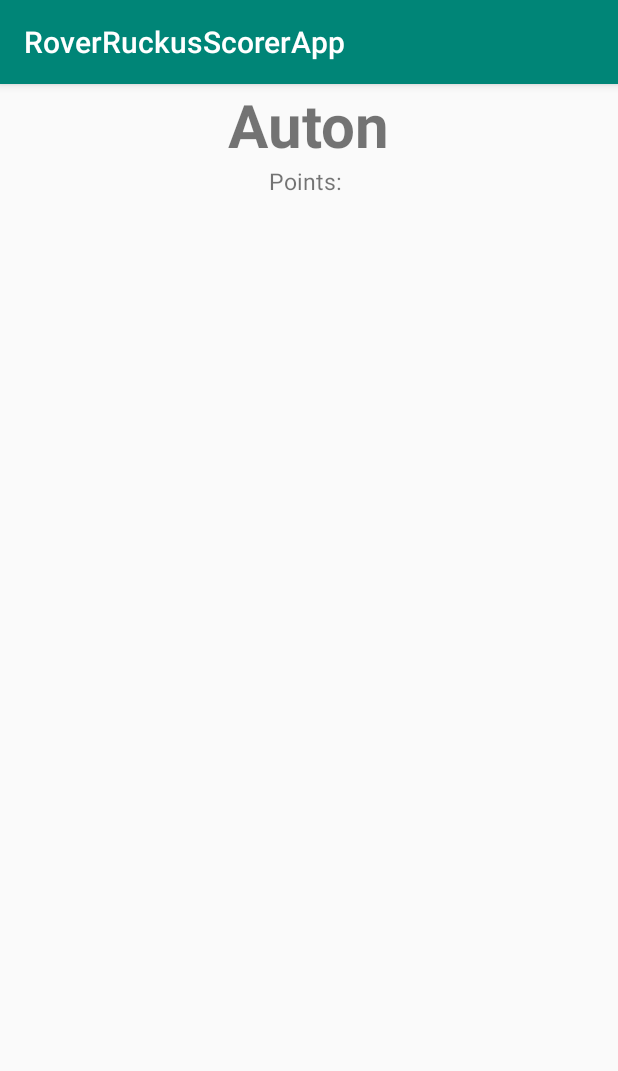
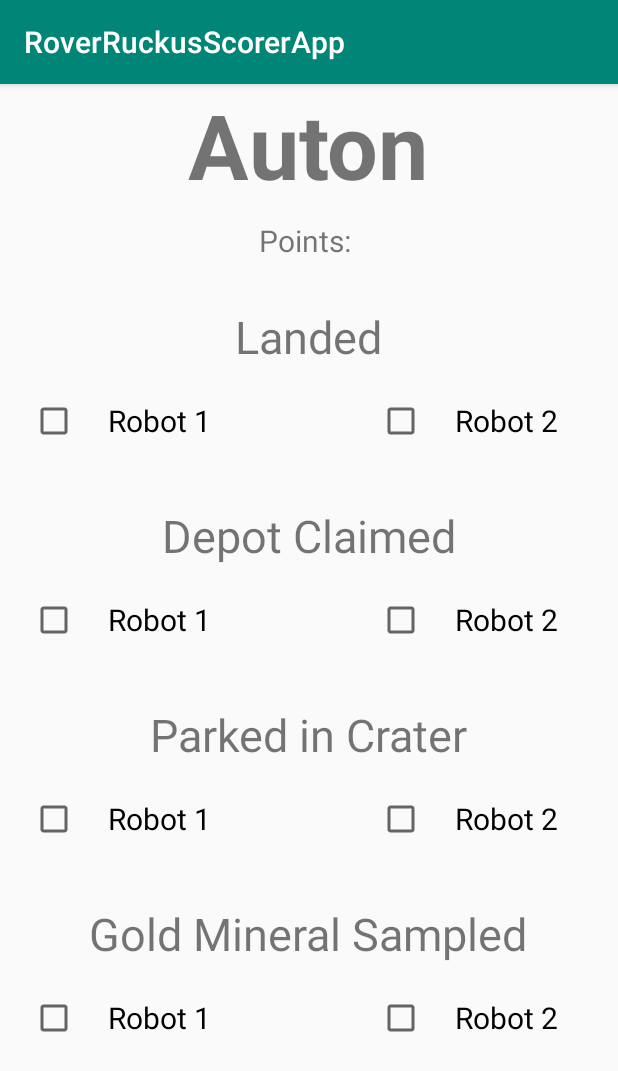
Before and after one commit to ethanpang1138/RoverRuckusScorer, an Android app: the screen it shows after launch (AutonScoringActivity), after a tap on "AUTON SCORING", on a phone screen of 412 x 824 dp. Shown: the top 1071 px of the screen. Run offline under Robolectric (Android 15) with nearby library versions, the phone set to English and light mode, and no system bars.

Commit message:
basic formatting for scoring activity

```diff
--- a/app/src/main/java/com/ethanp1138/roverruckusscorerapp/AutonScoringActivity.java
+++ b/app/src/main/java/com/ethanp1138/roverruckusscorerapp/AutonScoringActivity.java
@@ -2,11 +2,13 @@ package com.ethanp1138.roverruckusscorerapp;
 
 import android.support.v7.app.AppCompatActivity;
 import android.os.Bundle;
+import android.view.View;
 import android.widget.LinearLayout;
+import android.widget.TextView;
 
 public class AutonScoringActivity extends AppCompatActivity {
 
-    private static final String[] SCORINGACHIEVEMENTS = {"Landed", "Depot Claimed", "Parked in Crater", "Gold Mineral Sampled"};
+    private static String[] SCORINGACHIEVEMENTS = {"Landed", "Depot Claimed", "Parked in Crater", "Gold Mineral Sampled"};
 
     @Override
     protected void onCreate(Bundle savedInstanceState) {
@@ -16,6 +18,7 @@ public class AutonScoringActivity extends AppCompatActivity {
         //get layout of the scoring activity
         LinearLayout layout = findViewById(R.id.activity_auton_scoring);
 
+
         //create a label and two checkboxes for each scoring achievement
         for(String achievement : SCORINGACHIEVEMENTS){
             addScoringAchievement(achievement, layout);
@@ -24,5 +27,14 @@ public class AutonScoringActivity extends AppCompatActivity {
 
     private void addScoringAchievement(String achievement, LinearLayout layout){
 
+        //set up scoring to screen wih the scoring_achievement.xml
+        View scoring = getLayoutInflater().inflate(R.layout.scoring_achievement,null);
+
+        //get widget with id to change label text
+        TextView tv = scoring.findViewById(R.id.scoring_text);
+        tv.setText(achievement);
+
+        //add widget to layout
+        layout.addView(scoring);
     }
 }
--- a/app/src/main/res/layout/activity_auton_scoring.xml
+++ b/app/src/main/res/layout/activity_auton_scoring.xml
@@ -12,7 +12,8 @@
         android:layout_width="wrap_content"
         android:layout_height="wrap_content"
         android:layout_gravity="center|top"
-        android:textSize="40sp"
+        android:layout_marginBottom="10sp"
+        android:textSize="60sp"
         android:textStyle="bold"
         android:text="Auton"/>
 
@@ -20,7 +21,8 @@
         android:layout_width="wrap_content"
         android:layout_height="wrap_content"
         android:layout_gravity="center"
-        android:textSize="15sp"
+        android:layout_marginBottom="30sp"
+        android:textSize="20sp"
         android:text="Points: "/>
 
 </LinearLayout>
--- a/app/src/main/res/layout/scoring_achievement.xml
+++ b/app/src/main/res/layout/scoring_achievement.xml
@@ -3,26 +3,46 @@
     xmlns:android="http://schemas.android.com/apk/res/android"
     android:layout_width="match_parent"
     android:layout_height="match_parent"
-    android:orientation="horizontal">
+    android:orientation="vertical"
+    android:layout_marginBottom="50sp">
 
     <TextView
+        android:id="@+id/scoring_text"
         android:layout_width="wrap_content"
         android:layout_height="wrap_content"
-        android:textSize="20sp"
+        android:layout_gravity="center"
+        android:layout_marginBottom="20sp"
+        android:textSize="30sp"
         android:text="Landed" />
 
-    <CheckBox
-        android:layout_width="wrap_content"
+    <RelativeLayout
+        android:layout_width="match_parent"
         android:layout_height="wrap_content"
-        android:layout_marginLeft="30sp"
-        android:textSize="20sp"
-        android:text="Robot 1"/>
+        android:orientation="horizontal"
+        android:layout_gravity="center"
+        android:layout_marginBottom="40sp">
 
-    <CheckBox
-        android:layout_width="wrap_content"
-        android:layout_height="wrap_content"
-        android:layout_marginLeft="30sp"
-        android:textSize="20sp"
-        android:text="Robot 2"/>
+        <CheckBox
+            android:id="@+id/robot1_checkbox"
+            android:layout_width="wrap_content"
+            android:layout_height="wrap_content"
+            android:paddingHorizontal="20sp"
+            android:layout_marginLeft="20sp"
+            android:layout_alignParentLeft="true"
+            android:text="Robot 1"
+            android:textSize="20sp" />
+
+        <CheckBox
+            android:id="@+id/robot2_checkbox"
+            android:layout_width="wrap_content"
+            android:layout_height="wrap_content"
+            android:paddingHorizontal="20sp"
+            android:layout_marginRight="20sp"
+            android:layout_alignParentRight="true"
+            android:text="Robot 2"
+            android:textSize="20sp" />
+
+    </RelativeLayout>
+
 
 </LinearLayout>
```
